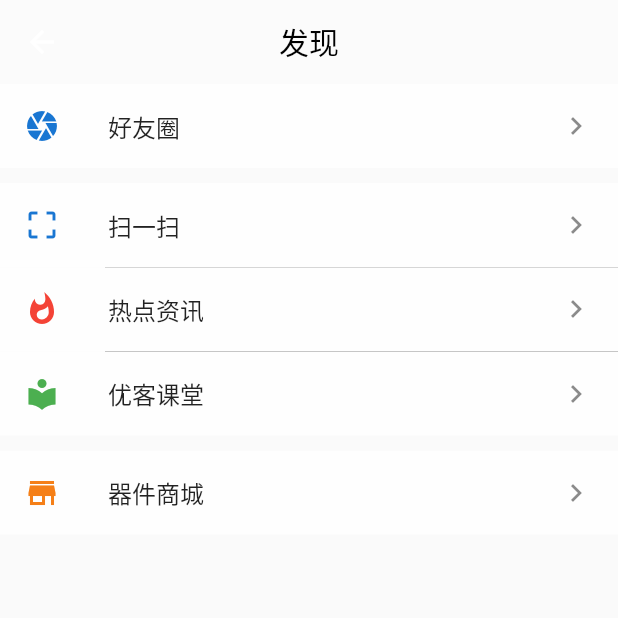
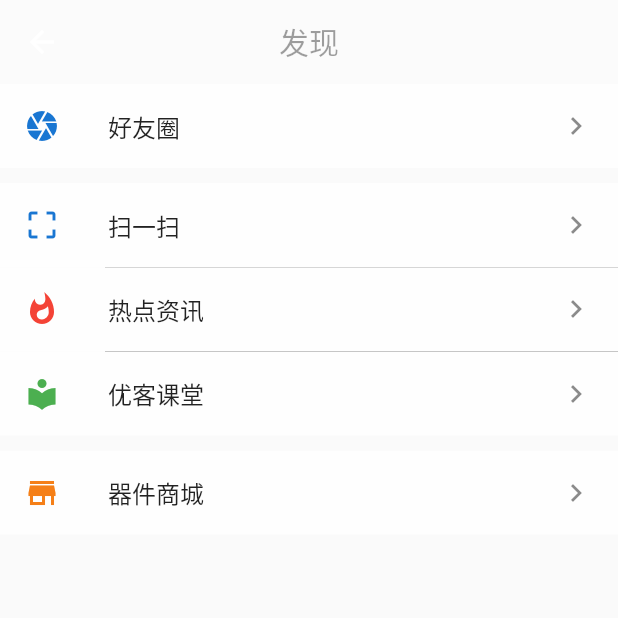
Before and after one commit to 1554967671/Flutter, a Flutter app: the ActionPage screen opened directly, on a phone screen of 412 x 824 dp, the top half of it. Run offline on Flutter 3.47's test engine with Material 2 defaults, Android fonts, the phone set to English and light mode, and no system bars; our stand-ins replace charts_flutter, device_info, flutter_easyrefresh, get_it, local_auth, shared_preferences and 1 more; missing offline and left inert: bottom_tab_bar; accounts and stored records are empty.

Commit message:
修改code

```diff
--- a/flutter_app/lib/action.dart
+++ b/flutter_app/lib/action.dart
@@ -9,7 +9,7 @@ class ActionPage extends StatelessWidget{
     return Scaffold(
       appBar: AppBar(
         title: Text('发现',style: TextStyle(
-            color: Colors.black
+            color: Colors.black38
         )),
         centerTitle: true,
         backgroundColor: Colors.white12,
--- a/flutter_app/lib/addrbook.dart
+++ b/flutter_app/lib/addrbook.dart
@@ -90,7 +90,7 @@ class _AddBookBodyState extends State<AddBookBody>{
           ),
           Expanded(
             child: Container(
-              color: Colors.black,
+              color: Colors.black38,
             ),
           ),
         ],
--- a/flutter_app/lib/my.dart
+++ b/flutter_app/lib/my.dart
@@ -53,7 +53,7 @@ class Main extends StatelessWidget{
           ),
           Expanded(
             child: Container(
-              color: Colors.black,
+              color: Colors.black38,
             ),
           ),
         ],
```
